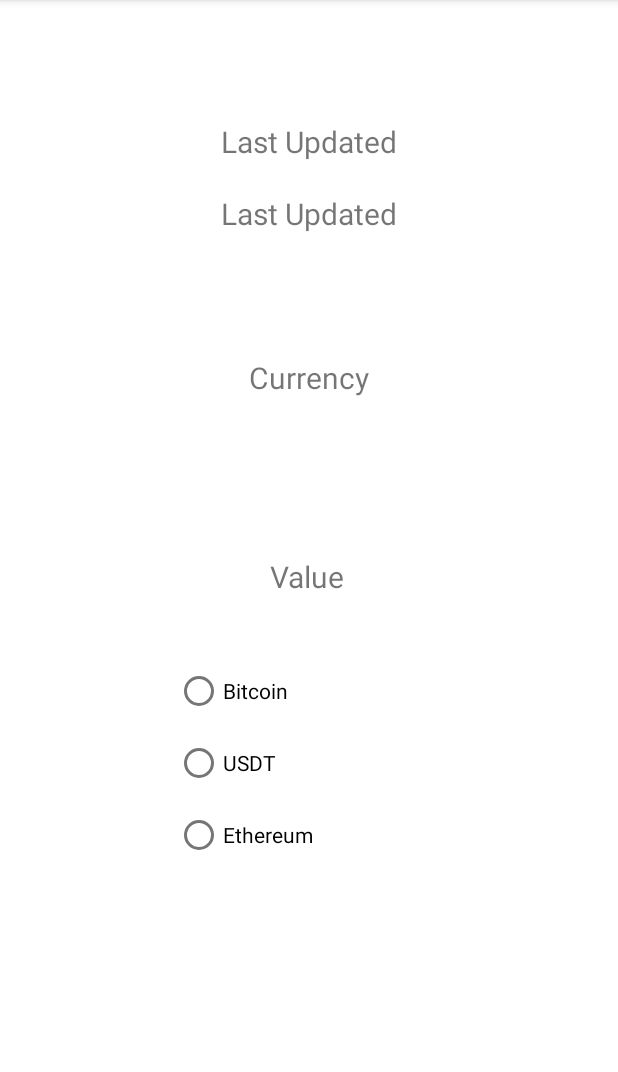
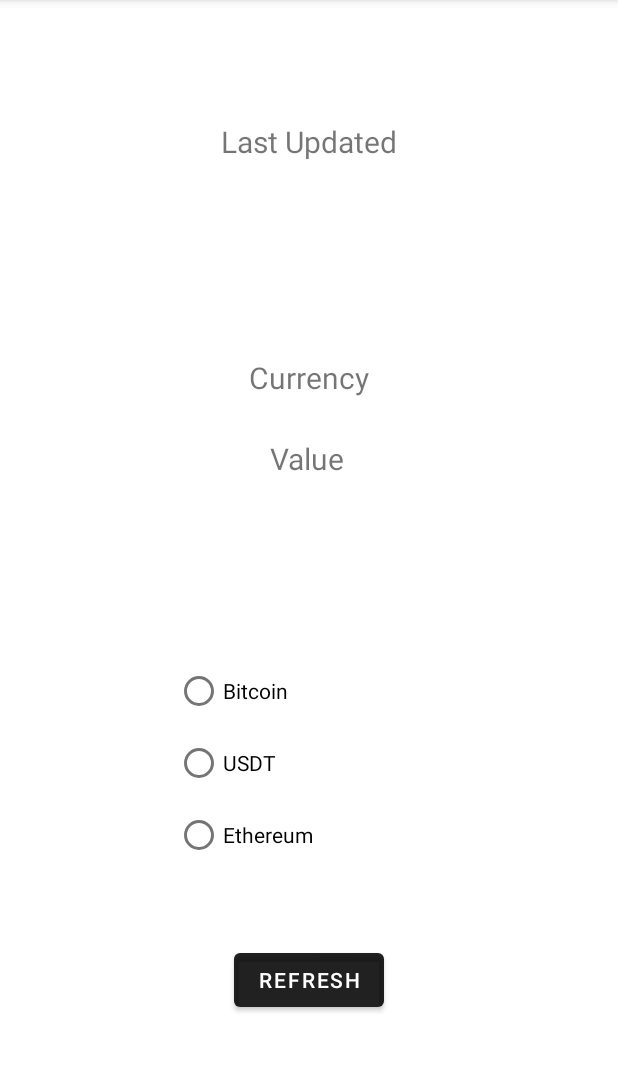
Before and after one commit to JakeKogut/CryptoMonitor, an Android app: the screen it shows after launch (MainActivity), on a phone screen of 412 x 824 dp, the part 84-1156 px from its top. Run offline under Robolectric (Android 15) with nearby library versions, the phone set to English and light mode, and no system bars; our stand-ins replace Volley.

Commit message:
added more user friendly features

```diff
--- a/app/src/main/java/com/example/pump/MainActivity.java
+++ b/app/src/main/java/com/example/pump/MainActivity.java
@@ -9,7 +9,9 @@ import android.os.Bundle;
 import android.util.Log;
 import android.view.Menu;
 import android.view.MenuItem;
+import android.view.View;
 import android.view.inputmethod.InputMethodManager;
+import android.widget.Button;
 import android.widget.ImageView;
 import android.widget.RadioButton;
 import android.widget.RadioGroup;
@@ -37,6 +39,7 @@ public class MainActivity extends AppCompatActivity {
     String value = "USDT";
     private RadioGroup rdoGroup;
     private RadioButton radioButton;
+    private Button btnRefresh;
 
     @Override
     protected void onCreate(Bundle savedInstanceState) {
@@ -47,6 +50,7 @@ public class MainActivity extends AppCompatActivity {
         mCurrency=findViewById(R.id.mCurrency);
         mValue=findViewById(R.id.mValue);
         rdoGroup = findViewById(R.id.rdoGroup);
+        btnRefresh = findViewById(R.id.btnRefresh);
 
         rdoGroup.setOnCheckedChangeListener(new RadioGroup.OnCheckedChangeListener() {
             @Override
@@ -74,6 +78,13 @@ public class MainActivity extends AppCompatActivity {
             }
         });
 
+        btnRefresh.setOnClickListener(new View.OnClickListener() {
+            @Override
+            public void onClick(View v) {
+                update();
+            }
+        });
+
 
     }
 
@@ -90,7 +101,7 @@ public class MainActivity extends AppCompatActivity {
             @Override
             public boolean onQueryTextSubmit(String query) {
                 coin=query;
-                mCurrency.setText(coin);
+
                 update();
 
                 InputMethodManager inputMethodManager=(InputMethodManager)getSystemService(Context.INPUT_METHOD_SERVICE);
@@ -113,13 +124,11 @@ public class MainActivity extends AppCompatActivity {
 
     public void update(){
         String url="https://api.binance.com/api/v3/ticker/price?symbol="+coin+value;
+        mCurrency.setText(coin+" to "+value);
         JsonObjectRequest jsonObjectRequest=new JsonObjectRequest(Request.Method.GET, url, null, new Response.Listener<JSONObject>() {
             @Override
             public void onResponse(JSONObject response) {
                 try {
-                 //   JSONObject main_object=response.getJSONObject("price");
-                 //   Log.d("Tag","resultat = "+main_object.toString());
-
                     double valueC = response.getDouble("price");
                     String value=String.valueOf(valueC);
                     Log.d("Tag","resultat = "+value);
@@ -135,6 +144,7 @@ public class MainActivity extends AppCompatActivity {
                     mDate.setText(currentDateTimeString);
 
                 } catch (JSONException e) {
+
                     e.printStackTrace();
                 }
 
@@ -142,7 +152,7 @@ public class MainActivity extends AppCompatActivity {
         }, new Response.ErrorListener() {
             @Override
             public void onErrorResponse(VolleyError error) {
-
+                mCurrency.setText("This conversion does not exist");
             }
         });
         RequestQueue queue= Volley.newRequestQueue(this);
--- a/app/src/main/res/layout/activity_main.xml
+++ b/app/src/main/res/layout/activity_main.xml
@@ -10,7 +10,6 @@
         android:id="@+id/mDate"
         android:layout_width="wrap_content"
         android:layout_height="wrap_content"
-        android:text="@string/lastUpdated"
         android:textSize="20sp"
         app:layout_constraintBottom_toBottomOf="parent"
         app:layout_constraintEnd_toEndOf="parent"
@@ -52,7 +51,8 @@
         app:layout_constraintEnd_toEndOf="parent"
         app:layout_constraintHorizontal_bias="0.498"
         app:layout_constraintStart_toStartOf="parent"
-        app:layout_constraintTop_toTopOf="parent" />
+        app:layout_constraintTop_toTopOf="parent"
+        app:layout_constraintVertical_bias="0.394" />
 
     <RadioGroup
         android:id="@+id/rdoGroup"
@@ -83,4 +83,16 @@
             android:layout_height="wrap_content"
             android:text="@string/Ethereum" />
     </RadioGroup>
+
+    <Button
+        android:id="@+id/btnRefresh"
+        android:layout_width="wrap_content"
+        android:layout_height="wrap_content"
+        android:text="@string/Refresh"
+        app:backgroundTint="@color/material_on_background_emphasis_high_type"
+        app:layout_constraintBottom_toBottomOf="parent"
+        app:layout_constraintEnd_toEndOf="parent"
+        app:layout_constraintStart_toStartOf="parent"
+        app:layout_constraintTop_toTopOf="parent"
+        app:layout_constraintVertical_bias="0.874" />
 </androidx.constraintlayout.widget.ConstraintLayout>
--- a/app/src/main/res/values/strings.xml
+++ b/app/src/main/res/values/strings.xml
@@ -7,4 +7,5 @@
     <string name="USDT">USDT</string>
     <string name="Bitcoin">Bitcoin</string>
     <string name="Ethereum">Ethereum</string>
+    <string name="Refresh">Refresh</string>
 </resources>
```
